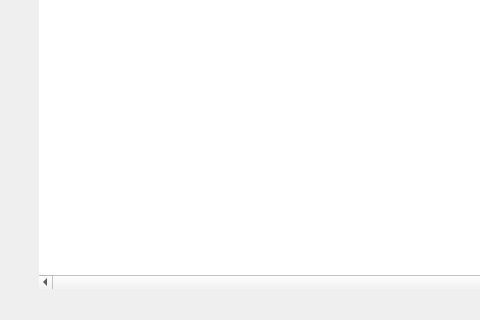
Above: mainwindow.ui from t1anist/8086Software before the change; both pictures show x 0 to 480 and y 510 to 830 of the 805 by 830 pixel window. Below: the same form after it.
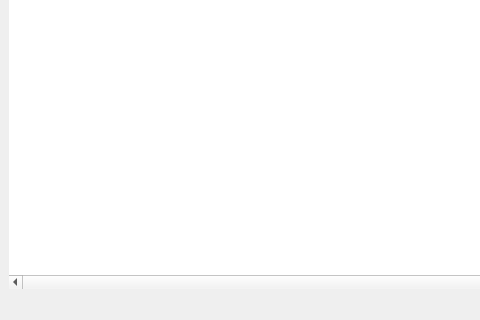
That is the form after the change. Icons and pictures are not drawn.

What changed in the file:
```diff
--- a/mainwindow.ui
+++ b/mainwindow.ui
@@ -19,22 +19,6 @@
   </property>
   <widget class="QWidget" name="centralwidget">
    <layout class="QHBoxLayout" name="horizontalLayout">
-    <item>
-     <spacer name="horizontalSpacer">
-      <property name="orientation">
-       <enum>Qt::Horizontal</enum>
-      </property>
-      <property name="sizeType">
-       <enum>QSizePolicy::Fixed</enum>
-      </property>
-      <property name="sizeHint" stdset="0">
-       <size>
-        <width>30</width>
-        <height>20</height>
-       </size>
-      </property>
-     </spacer>
-    </item>
     <item>
      <widget class="QPlainTextEdit" name="plainTextEdit">
       <property name="sizePolicy">
@@ -82,6 +66,9 @@
       <property name="horizontalScrollBarPolicy">
        <enum>Qt::ScrollBarAlwaysOn</enum>
       </property>
+      <property name="lineWrapMode">
+       <enum>QPlainTextEdit::NoWrap</enum>
+      </property>
       <property name="overwriteMode">
        <bool>false</bool>
       </property>
```
